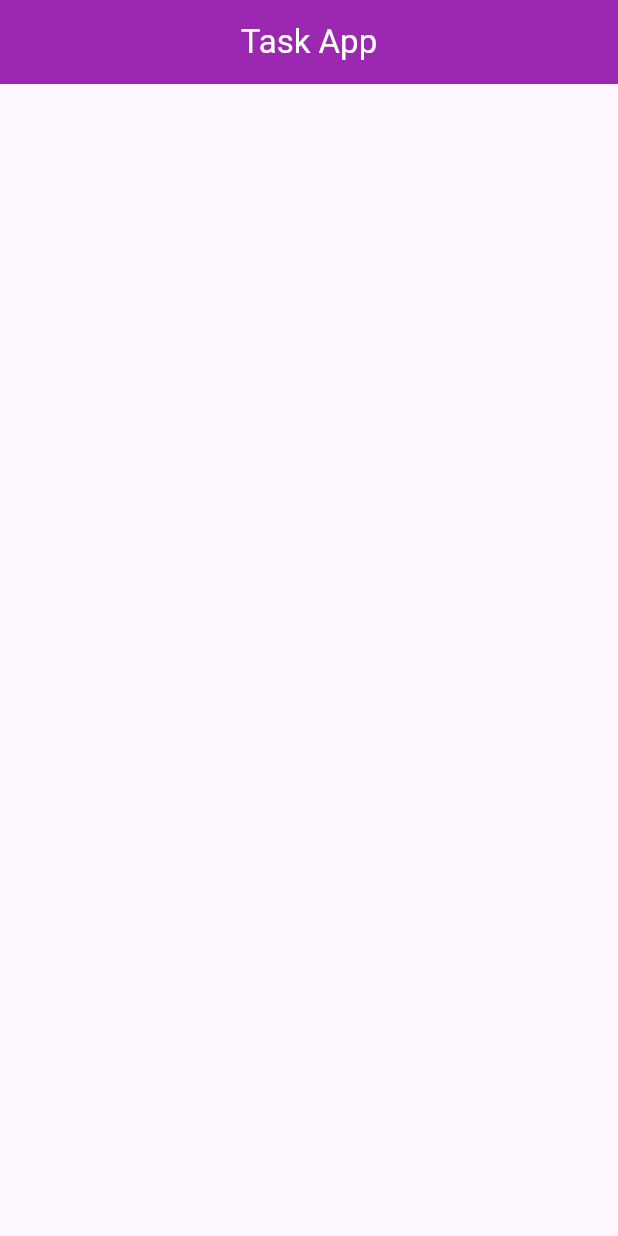
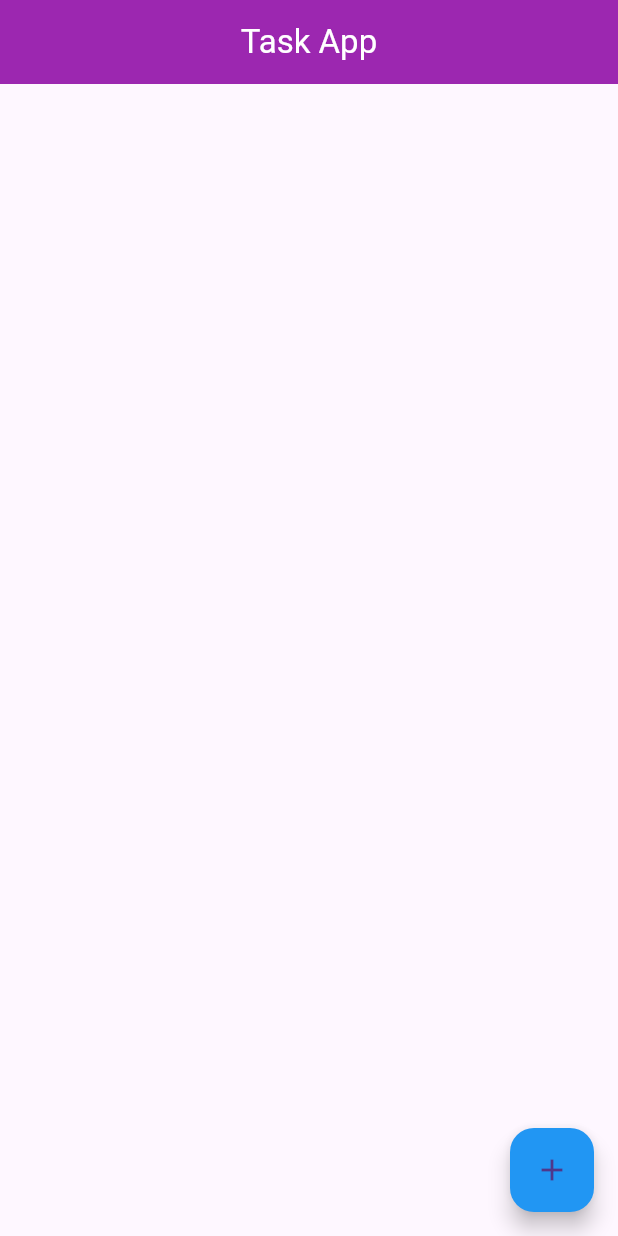
Before and after one commit to Majok-Bol/task_app, a Flutter app: the screen it shows after launch, on a phone screen of 412 x 824 dp. Run offline on Flutter 3.47's test engine with Material 3 defaults, Android fonts, the phone set to English and light mode, and no system bars.

Commit message:
added floatingaction button

```diff
--- a/lib/main.dart
+++ b/lib/main.dart
@@ -4,6 +4,7 @@ void main(){
   runApp(MyApp());
 }
 class MyApp extends StatelessWidget{
+  const MyApp({super.key});
   @override
   Widget build(BuildContext context){
     return MaterialApp(
--- a/lib/pages/home_page.dart
+++ b/lib/pages/home_page.dart
@@ -1,8 +1,8 @@
 //handle home page widget
-import 'package:flutter/cupertino.dart';
 import 'package:flutter/material.dart';
 
 class HomePage extends StatefulWidget{
+
   @override
   HomePageState createState()=>HomePageState();
 }
@@ -12,6 +12,11 @@ class HomePageState extends State<HomePage>{
   Widget build(BuildContext context){
     return Scaffold(
       appBar: AppBar(title: Text('Task App',style: TextStyle(color: Colors.white),),centerTitle: true,backgroundColor: Colors.purple,),
+      body: ListView.builder(itemBuilder:(context,index){
+        return ListTile();
+      }),
+      floatingActionButton: FloatingActionButton(onPressed:() {
+      },backgroundColor: Colors.blue,child: Icon(Icons.add),),
     );
   }
 }
```
